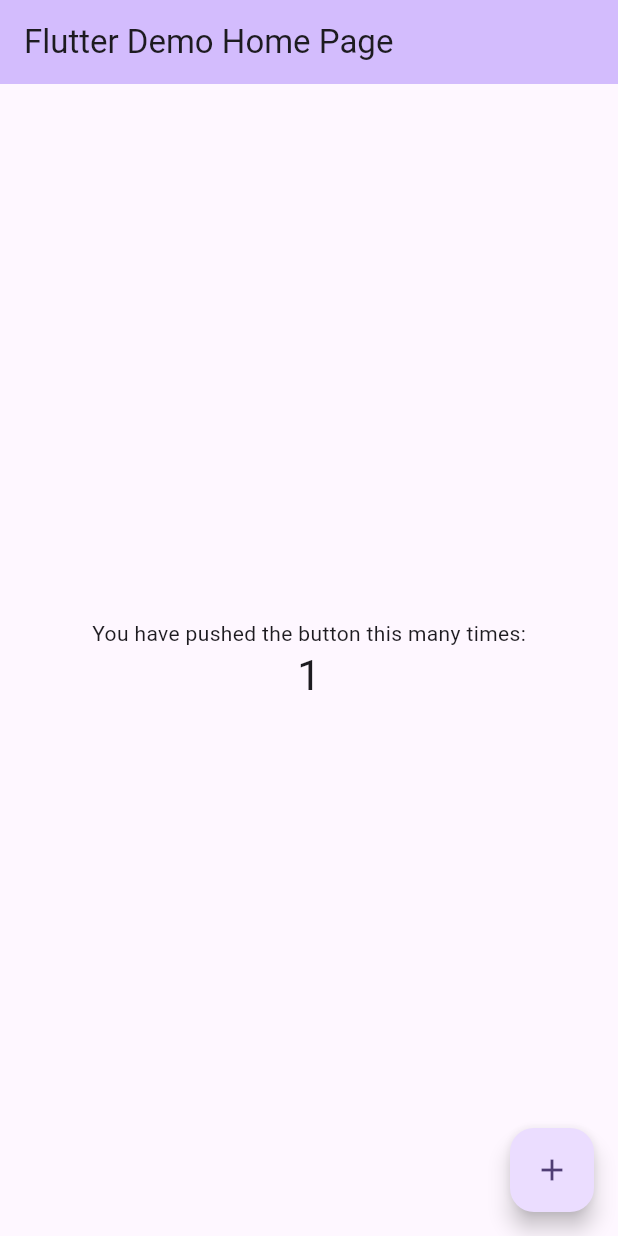
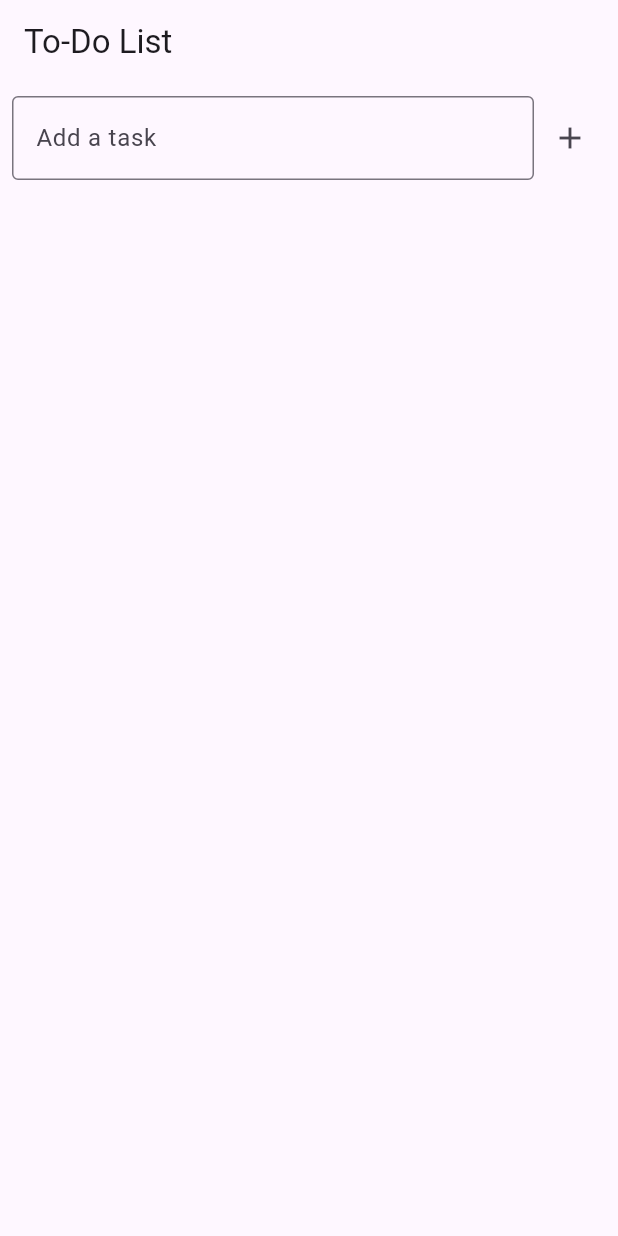
Before and after one commit to Sri-Eshwar/to-do-list-app-kavinraj-e, a Flutter app: the screen it shows after launch, after a tap on the "add" icon, on a phone screen of 412 x 824 dp. Run offline on Flutter 3.47's test engine with Material 3 defaults, Android fonts, the phone set to English and light mode, and no system bars.

Commit message:
totolist update

```diff
--- a/totolist/lib/main.dart
+++ b/totolist/lib/main.dart
@@ -1,122 +1,79 @@
 import 'package:flutter/material.dart';
 
-void main() {
-  runApp(const MyApp());
-}
+void main() => runApp(TodoApp());
 
-class MyApp extends StatelessWidget {
-  const MyApp({super.key});
-
-  // This widget is the root of your application.
+class TodoApp extends StatelessWidget {
   @override
   Widget build(BuildContext context) {
     return MaterialApp(
-      title: 'Flutter Demo',
-      theme: ThemeData(
-        // This is the theme of your application.
-        //
-        // TRY THIS: Try running your application with "flutter run". You'll see
-        // the application has a purple toolbar. Then, without quitting the app,
-        // try changing the seedColor in the colorScheme below to Colors.green
-        // and then invoke "hot reload" (save your changes or press the "hot
-        // reload" button in a Flutter-supported IDE, or press "r" if you used
-        // the command line to start the app).
-        //
-        // Notice that the counter didn't reset back to zero; the application
-        // state is not lost during the reload. To reset the state, use hot
-        // restart instead.
-        //
-        // This works for code too, not just values: Most code changes can be
-        // tested with just a hot reload.
-        colorScheme: ColorScheme.fromSeed(seedColor: Colors.deepPurple),
-      ),
-      home: const MyHomePage(title: 'Flutter Demo Home Page'),
+      title: 'To-Do List',
+      debugShowCheckedModeBanner: false,
+      theme: ThemeData(primarySwatch: Colors.blue),
+      home: TodoListScreen(),
     );
   }
 }
 
-class MyHomePage extends StatefulWidget {
-  const MyHomePage({super.key, required this.title});
-
-  // This widget is the home page of your application. It is stateful, meaning
-  // that it has a State object (defined below) that contains fields that affect
-  // how it looks.
-
-  // This class is the configuration for the state. It holds the values (in this
-  // case the title) provided by the parent (in this case the App widget) and
-  // used by the build method of the State. Fields in a Widget subclass are
-  // always marked "final".
-
-  final String title;
-
+class TodoListScreen extends StatefulWidget {
   @override
-  State<MyHomePage> createState() => _MyHomePageState();
+  _TodoListScreenState createState() => _TodoListScreenState();
 }
 
-class _MyHomePageState extends State<MyHomePage> {
-  int _counter = 0;
+class _TodoListScreenState extends State<TodoListScreen> {
+  final List<String> _tasks = [];
+  final TextEditingController _controller = TextEditingController();
 
-  void _incrementCounter() {
-    setState(() {
-      // This call to setState tells the Flutter framework that something has
-      // changed in this State, which causes it to rerun the build method below
-      // so that the display can reflect the updated values. If we changed
-      // _counter without calling setState(), then the build method would not be
-      // called again, and so nothing would appear to happen.
-      _counter++;
-    });
+  void _addTask(String task) {
+    if (task.isNotEmpty) {
+      setState(() => _tasks.add(task));
+      _controller.clear();
+    }
+  }
+
+  void _removeTask(int index) {
+    setState(() => _tasks.removeAt(index));
   }
 
   @override
   Widget build(BuildContext context) {
-    // This method is rerun every time setState is called, for instance as done
-    // by the _incrementCounter method above.
-    //
-    // The Flutter framework has been optimized to make rerunning build methods
-    // fast, so that you can just rebuild anything that needs updating rather
-    // than having to individually change instances of widgets.
     return Scaffold(
-      appBar: AppBar(
-        // TRY THIS: Try changing the color here to a specific color (to
-        // Colors.amber, perhaps?) and trigger a hot reload to see the AppBar
-        // change color while the other colors stay the same.
-        backgroundColor: Theme.of(context).colorScheme.inversePrimary,
-        // Here we take the value from the MyHomePage object that was created by
-        // the App.build method, and use it to set our appbar title.
-        title: Text(widget.title),
+      appBar: AppBar(title: Text('To-Do List')),
+      body: Column(
+        children: [
+          Padding(
+            padding: const EdgeInsets.all(8.0),
+            child: Row(
+              children: [
+                Expanded(
+                  child: TextField(
+                    controller: _controller,
+                    decoration: InputDecoration(
+                      labelText: 'Add a task',
+                      border: OutlineInputBorder(),
+                    ),
+                  ),
+                ),
+                IconButton(
+                  icon: Icon(Icons.add),
+                  onPressed: () => _addTask(_controller.text),
+                )
+              ],
+            ),
+          ),
+          Expanded(
+            child: ListView.builder(
+              itemCount: _tasks.length,
+              itemBuilder: (context, index) => ListTile(
+                title: Text(_tasks[index]),
+                trailing: IconButton(
+                  icon: Icon(Icons.delete, color: Colors.red),
+                  onPressed: () => _removeTask(index),
+                ),
+              ),
+            ),
+          ),
+        ],
       ),
-      body: Center(
-        // Center is a layout widget. It takes a single child and positions it
-        // in the middle of the parent.
-        child: Column(
-          // Column is also a layout widget. It takes a list of children and
-          // arranges them vertically. By default, it sizes itself to fit its
-          // children horizontally, and tries to be as tall as its parent.
-          //
-          // Column has various properties to control how it sizes itself and
-          // how it positions its children. Here we use mainAxisAlignment to
-          // center the children vertically; the main axis here is the vertical
-          // axis because Columns are vertical (the cross axis would be
-          // horizontal).
-          //
-          // TRY THIS: Invoke "debug painting" (choose the "Toggle Debug Paint"
-          // action in the IDE, or press "p" in the console), to see the
-          // wireframe for each widget.
-          mainAxisAlignment: MainAxisAlignment.center,
-          children: <Widget>[
-            const Text('You have pushed the button this many times:'),
-            Text(
-              '$_counter',
-              style: Theme.of(context).textTheme.headlineMedium,
-            ),
-          ],
-        ),
-      ),
-      floatingActionButton: FloatingActionButton(
-        onPressed: _incrementCounter,
-        tooltip: 'Increment',
-        child: const Icon(Icons.add),
-      ), // This trailing comma makes auto-formatting nicer for build methods.
     );
   }
 }
```
